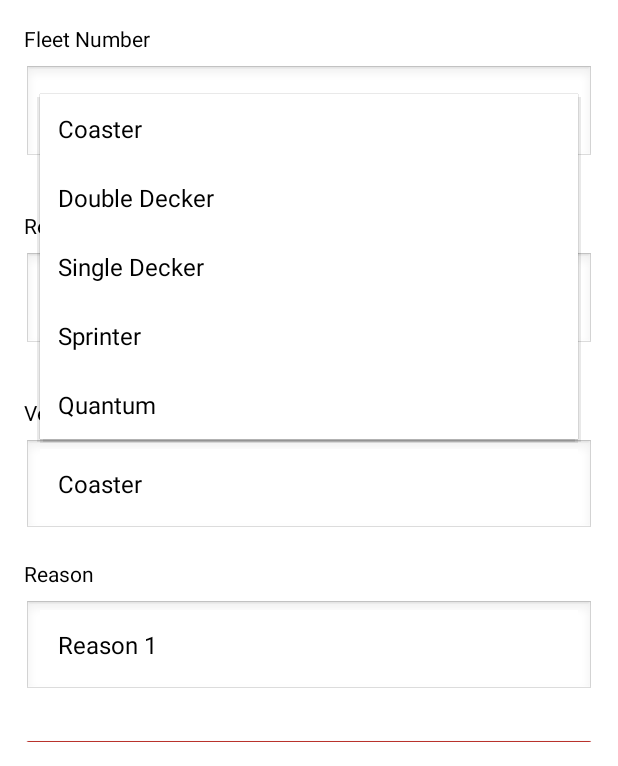
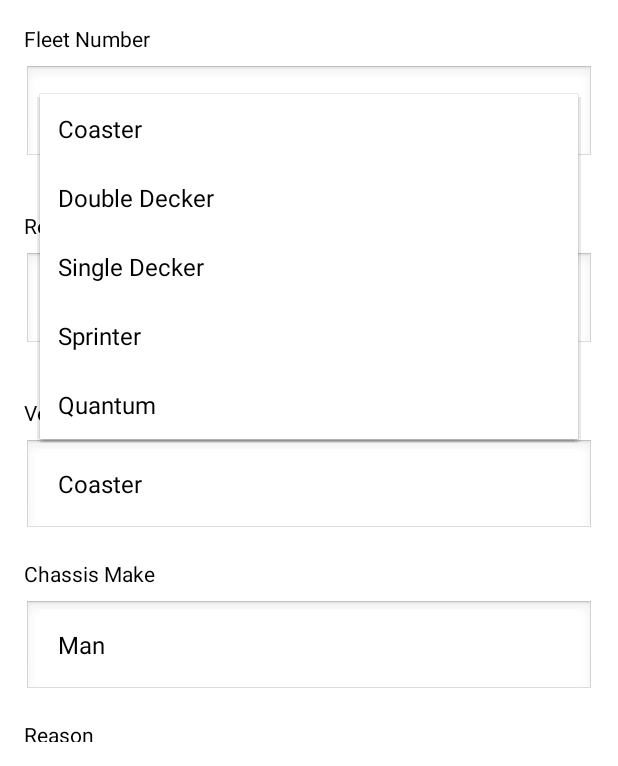
Before and after one commit to Jaundre1/Oyama, an Android app: the ManualEntryActivity screen opened directly, with no data from a screen before it, after a tap on "Coaster", on a phone screen of 412 x 824 dp, the part 470-1236 px from its top. Run offline under Robolectric (Android 15) with nearby library versions, the phone set to English and light mode, and no system bars.

Commit message:
i need this one

```diff
--- a/app/src/main/java/com/example/oyama/ManualEntryActivity.kt
+++ b/app/src/main/java/com/example/oyama/ManualEntryActivity.kt
@@ -1,9 +1,15 @@
 package com.example.oyama
 
+import android.content.Intent
 import android.os.Bundle
 import android.widget.ArrayAdapter
+import android.widget.Button
+import android.widget.EditText
 import android.widget.Spinner
+import android.widget.TextView
+import android.widget.Toast
 import androidx.appcompat.app.AppCompatActivity
+import java.io.File
 
 class ManualEntryActivity : AppCompatActivity() {
 
@@ -14,7 +20,7 @@ class ManualEntryActivity : AppCompatActivity() {
         // Hide the action bar
         supportActionBar?.hide()
 
-        // Vehicle Type Spinner
+        // Initialize and set up Vehicle Type Spinner
         val spinnerVehicleType: Spinner = findViewById(R.id.spinnerVehicleType)
         ArrayAdapter.createFromResource(
             this,
@@ -25,7 +31,18 @@ class ManualEntryActivity : AppCompatActivity() {
             spinnerVehicleType.adapter = adapter
         }
 
-        // Reason Spinner
+        // Initialize and set up Vehicle Brand Spinner
+        val spinnerVehicleBrand: Spinner = findViewById(R.id.spinnerVehicleBrand)
+        ArrayAdapter.createFromResource(
+            this,
+            R.array.vehicle_brands,
+            R.layout.spinner_item // Custom layout for spinner item
+        ).also { adapter ->
+            adapter.setDropDownViewResource(R.layout.spinner_dropdown_item) // Custom layout for dropdown view
+            spinnerVehicleBrand.adapter = adapter
+        }
+
+        // Initialize and set up Reason Spinner
         val spinnerReason: Spinner = findViewById(R.id.spinnerReason)
         ArrayAdapter.createFromResource(
             this,
@@ -35,5 +52,36 @@ class ManualEntryActivity : AppCompatActivity() {
             adapter.setDropDownViewResource(R.layout.spinner_dropdown_item) // Custom layout for dropdown view
             spinnerReason.adapter = adapter
         }
+
+        // Find the "Add" button and the EditText for fleet number
+        val submitButton: Button = findViewById(R.id.submitButton)
+        val fleetNumberEditText: EditText = findViewById(R.id.fleetNumberEditText)
+
+        // Set the click listener for the "Add" button
+        submitButton.setOnClickListener {
+            // Get the fleet number entered by the user
+            val fleetNumber = fleetNumberEditText.text.toString()
+
+            // Get selected values from spinners
+            val vehicleType = spinnerVehicleType.selectedItem.toString()
+            val vehicleBrand = spinnerVehicleBrand.selectedItem.toString()
+            val reason = spinnerReason.selectedItem.toString()
+
+            // Check if the fleet number is not empty
+            if (fleetNumber.isNotEmpty()) {
+                // Write data to file
+                val file = File(filesDir, "temporary_data.txt")
+                file.writeText("$fleetNumber;$vehicleType;$vehicleBrand;$reason") // Write all data
+
+                // Create an intent to start QrResultActivity and pass the fleet number
+                val intent = Intent(this, QrResultActivity::class.java).apply {
+                    putExtra("FLEET_NUMBER", fleetNumber) // Pass fleet number
+                }
+                startActivity(intent)
+            } else {
+                // Show a message if the fleet number is empty
+                Toast.makeText(this, "Please enter a fleet number", Toast.LENGTH_SHORT).show()
+            }
+        }
     }
 }
--- a/app/src/main/res/layout/activity_manual_entry.xml
+++ b/app/src/main/res/layout/activity_manual_entry.xml
@@ -75,6 +75,24 @@
             android:popupBackground="#FFFFFF"
             android:spinnerMode="dropdown" />
 
+        <!-- Added Vehicle Brand dropdown -->
+        <TextView
+            android:layout_width="match_parent"
+            android:layout_height="wrap_content"
+            android:text="Chassis Make"
+            android:textColor="#000000"
+            android:layout_marginTop="16dp"
+            android:layout_marginBottom="8dp" />
+
+        <Spinner
+            android:id="@+id/spinnerVehicleBrand"
+            android:layout_width="match_parent"
+            android:layout_height="wrap_content"
+            android:minHeight="48dp"
+            android:background="@android:drawable/edit_text"
+            android:popupBackground="#FFFFFF"
+            android:spinnerMode="dropdown" />
+
         <TextView
             android:layout_width="match_parent"
             android:layout_height="wrap_content"
@@ -98,7 +116,7 @@
             android:layout_height="wrap_content"
             android:layout_marginTop="24dp"
             android:backgroundTint="#B9322C"
-            android:text="Submit"
+            android:text="Add"
             android:textColor="#FFFFFF"
             android:padding="16dp" />
     </LinearLayout>
--- a/app/src/main/res/values/strings.xml
+++ b/app/src/main/res/values/strings.xml
@@ -24,4 +24,13 @@
         <item>Reason 3</item>
         <!-- Add other reasons as needed -->
     </string-array>
+    <string-array name="vehicle_brands">
+        <item>Man</item>
+        <item>Merceded-Benz</item>
+        <item>Neoplan Skyliner</item>
+        <item>Scania</item>
+        <item>Toyota</item>
+        <item>Volvo</item>
+        <item>Yutong</item>
+    </string-array>
 </resources>
```
Also changed, not shown: app/src/main/java/com/example/oyama/QrResultActivity.kt (+39 -27 lines).
